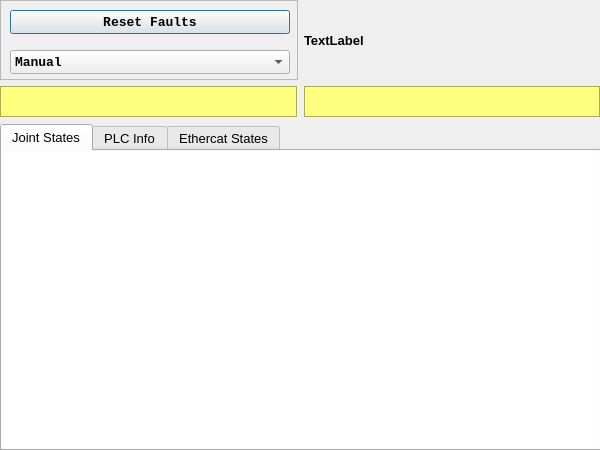
First picture: the form in rehab_gui/rehab_gui/ui/MotorsWindow.ui, repository CNR-STIIMA-IRAS/Fit4Med, before the edit.
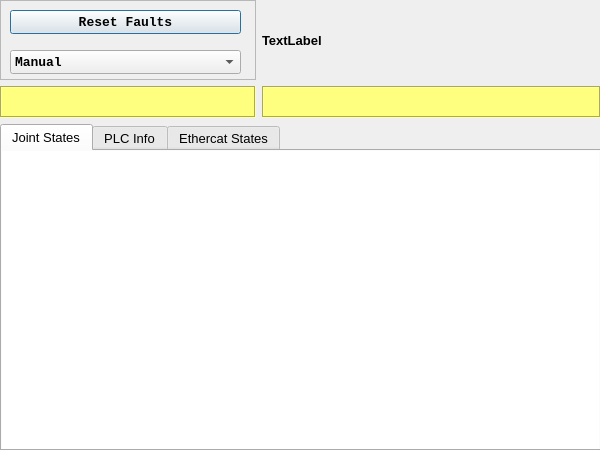
Second picture: the form after the edit.

```diff
--- a/rehab_gui/rehab_gui/ui/MotorsWindow.ui
+++ b/rehab_gui/rehab_gui/ui/MotorsWindow.ui
@@ -36,10 +36,60 @@
      <height>451</height>
     </rect>
    </property>
-   <layout class="QGridLayout" name="gridLayout">
+   <layout class="QGridLayout" name="gridLayout" columnstretch="1,3" columnminimumwidth="0,0">
     <property name="sizeConstraint">
      <enum>QLayout::SetDefaultConstraint</enum>
     </property>
+    <item row="2" column="1">
+     <widget class="QLabel" name="label_SystemState">
+      <property name="font">
+       <font>
+        <pointsize>10</pointsize>
+        <bold>true</bold>
+       </font>
+      </property>
+      <property name="text">
+       <string>TextLabel</string>
+      </property>
+     </widget>
+    </item>
+    <item row="6" column="1">
+     <widget class="QPlainTextEdit" name="plainTextEdit_udp_channel">
+      <property name="sizePolicy">
+       <sizepolicy hsizetype="MinimumExpanding" vsizetype="Minimum">
+        <horstretch>0</horstretch>
+        <verstretch>0</verstretch>
+       </sizepolicy>
+      </property>
+      <property name="maximumSize">
+       <size>
+        <width>16777215</width>
+        <height>32</height>
+       </size>
+      </property>
+      <property name="font">
+       <font>
+        <pointsize>8</pointsize>
+        <bold>true</bold>
+       </font>
+      </property>
+      <property name="autoFillBackground">
+       <bool>false</bool>
+      </property>
+      <property name="styleSheet">
+       <string notr="true">background-color: rgb(255, 255, 127);</string>
+      </property>
+      <property name="frameShape">
+       <enum>QFrame::Box</enum>
+      </property>
+      <property name="sizeAdjustPolicy">
+       <enum>QAbstractScrollArea::AdjustToContents</enum>
+      </property>
+      <property name="textInteractionFlags">
+       <set>Qt::NoTextInteraction</set>
+      </property>
+     </widget>
+    </item>
     <item row="6" column="0">
      <widget class="QPlainTextEdit" name="plainTextEdit_controller_name">
       <property name="sizePolicy">
@@ -71,109 +121,6 @@
       </property>
      </widget>
     </item>
-    <item row="2" column="0">
-     <widget class="QFrame" name="frame">
-      <property name="sizePolicy">
-       <sizepolicy hsizetype="Expanding" vsizetype="Expanding">
-        <horstretch>0</horstretch>
-        <verstretch>0</verstretch>
-       </sizepolicy>
-      </property>
-      <property name="maximumSize">
-       <size>
-        <width>16777215</width>
-        <height>80</height>
-       </size>
-      </property>
-      <property name="frameShape">
-       <enum>QFrame::StyledPanel</enum>
-      </property>
-      <property name="frameShadow">
-       <enum>QFrame::Raised</enum>
-      </property>
-      <widget class="QComboBox" name="comboBox_ResetFaults">
-       <property name="geometry">
-        <rect>
-         <x>10</x>
-         <y>50</y>
-         <width>280</width>
-         <height>24</height>
-        </rect>
-       </property>
-       <property name="sizePolicy">
-        <sizepolicy hsizetype="Expanding" vsizetype="Expanding">
-         <horstretch>0</horstretch>
-         <verstretch>0</verstretch>
-        </sizepolicy>
-       </property>
-       <property name="maximumSize">
-        <size>
-         <width>280</width>
-         <height>32</height>
-        </size>
-       </property>
-       <property name="font">
-        <font>
-         <family>Monospace</family>
-         <pointsize>10</pointsize>
-         <bold>true</bold>
-        </font>
-       </property>
-       <item>
-        <property name="text">
-         <string>Manual</string>
-        </property>
-       </item>
-       <item>
-        <property name="text">
-         <string>Auto</string>
-        </property>
-       </item>
-       <item>
-        <property name="text">
-         <string>Force</string>
-        </property>
-       </item>
-       <item>
-        <property name="text">
-         <string>FT Sensor</string>
-        </property>
-       </item>
-      </widget>
-      <widget class="QPushButton" name="pushButton_ResetFaults">
-       <property name="geometry">
-        <rect>
-         <x>10</x>
-         <y>10</y>
-         <width>280</width>
-         <height>24</height>
-        </rect>
-       </property>
-       <property name="sizePolicy">
-        <sizepolicy hsizetype="Expanding" vsizetype="Expanding">
-         <horstretch>0</horstretch>
-         <verstretch>0</verstretch>
-        </sizepolicy>
-       </property>
-       <property name="maximumSize">
-        <size>
-         <width>280</width>
-         <height>32</height>
-        </size>
-       </property>
-       <property name="font">
-        <font>
-         <family>Monospace</family>
-         <pointsize>10</pointsize>
-         <bold>true</bold>
-        </font>
-       </property>
-       <property name="text">
-        <string>Reset Faults</string>
-       </property>
-      </widget>
-     </widget>
-    </item>
     <item row="7" column="0" colspan="2">
      <widget class="QTabWidget" name="tabWidget">
       <property name="sizePolicy">
@@ -412,10 +359,10 @@
       </widget>
      </widget>
     </item>
-    <item row="6" column="1">
-     <widget class="QPlainTextEdit" name="plainTextEdit_udp_channel">
+    <item row="2" column="0">
+     <widget class="QFrame" name="frame">
       <property name="sizePolicy">
-       <sizepolicy hsizetype="MinimumExpanding" vsizetype="Minimum">
+       <sizepolicy hsizetype="Expanding" vsizetype="Expanding">
         <horstretch>0</horstretch>
         <verstretch>0</verstretch>
        </sizepolicy>
@@ -423,43 +370,96 @@
       <property name="maximumSize">
        <size>
         <width>16777215</width>
-        <height>32</height>
+        <height>80</height>
        </size>
       </property>
-      <property name="font">
-       <font>
-        <pointsize>8</pointsize>
-        <bold>true</bold>
-       </font>
-      </property>
-      <property name="autoFillBackground">
-       <bool>false</bool>
-      </property>
-      <property name="styleSheet">
-       <string notr="true">background-color: rgb(255, 255, 127);</string>
-      </property>
       <property name="frameShape">
-       <enum>QFrame::Box</enum>
+       <enum>QFrame::StyledPanel</enum>
       </property>
-      <property name="sizeAdjustPolicy">
-       <enum>QAbstractScrollArea::AdjustToContents</enum>
+      <property name="frameShadow">
+       <enum>QFrame::Raised</enum>
       </property>
-      <property name="textInteractionFlags">
-       <set>Qt::NoTextInteraction</set>
-      </property>
-     </widget>
-    </item>
-    <item row="2" column="1">
-     <widget class="QLabel" name="label_SystemState">
-      <property name="font">
-       <font>
-        <pointsize>10</pointsize>
-        <bold>true</bold>
-       </font>
-      </property>
-      <property name="text">
-       <string>TextLabel</string>
-      </property>
+      <widget class="QComboBox" name="comboBox_ResetFaults">
+       <property name="geometry">
+        <rect>
+         <x>10</x>
+         <y>50</y>
+         <width>231</width>
+         <height>24</height>
+        </rect>
+       </property>
+       <property name="sizePolicy">
+        <sizepolicy hsizetype="Expanding" vsizetype="Expanding">
+         <horstretch>0</horstretch>
+         <verstretch>0</verstretch>
+        </sizepolicy>
+       </property>
+       <property name="maximumSize">
+        <size>
+         <width>280</width>
+         <height>32</height>
+        </size>
+       </property>
+       <property name="font">
+        <font>
+         <family>Monospace</family>
+         <pointsize>10</pointsize>
+         <bold>true</bold>
+        </font>
+       </property>
+       <item>
+        <property name="text">
+         <string>Manual</string>
+        </property>
+       </item>
+       <item>
+        <property name="text">
+         <string>Auto</string>
+        </property>
+       </item>
+       <item>
+        <property name="text">
+         <string>Force</string>
+        </property>
+       </item>
+       <item>
+        <property name="text">
+         <string>FT Sensor</string>
+        </property>
+       </item>
+      </widget>
+      <widget class="QPushButton" name="pushButton_ResetFaults">
+       <property name="geometry">
+        <rect>
+         <x>10</x>
+         <y>10</y>
+         <width>231</width>
+         <height>24</height>
+        </rect>
+       </property>
+       <property name="sizePolicy">
+        <sizepolicy hsizetype="Expanding" vsizetype="Expanding">
+         <horstretch>0</horstretch>
+         <verstretch>0</verstretch>
+        </sizepolicy>
+       </property>
+       <property name="maximumSize">
+        <size>
+         <width>280</width>
+         <height>32</height>
+        </size>
+       </property>
+       <property name="font">
+        <font>
+         <family>Monospace</family>
+         <pointsize>10</pointsize>
+         <bold>true</bold>
+        </font>
+       </property>
+       <property name="text">
+        <string>Reset Faults</string>
+       </property>
+      </widget>
      </widget>
     </item>
    </layout>
```
